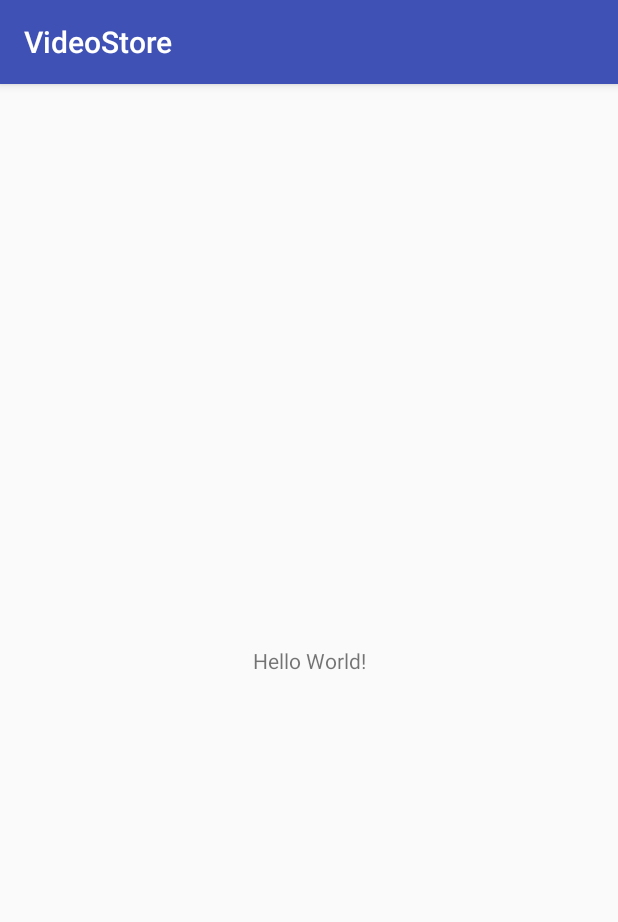
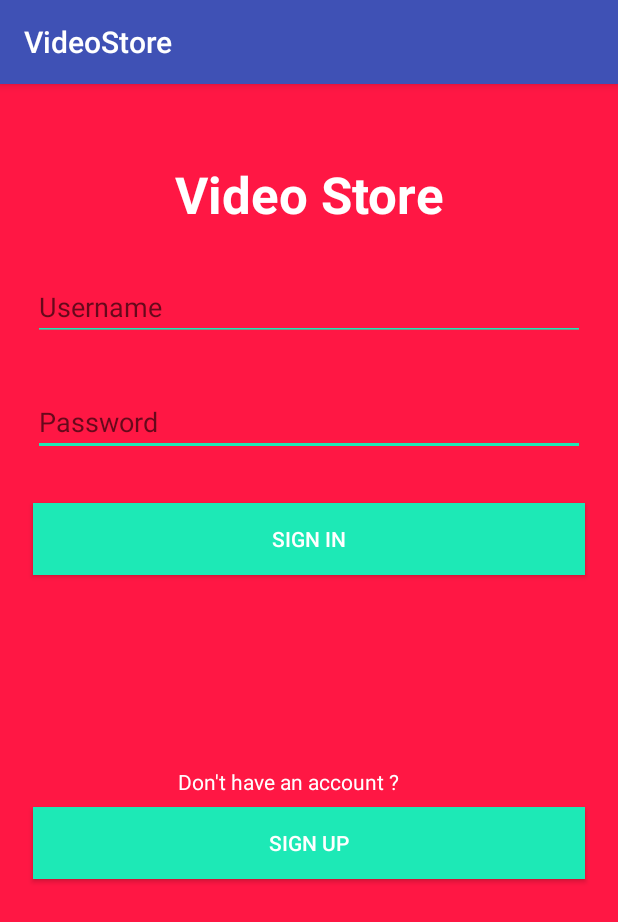
Before and after one commit to realroy/video-store-app, an Android app: the screen it shows after launch (MainActivity), on a phone screen of 412 x 824 dp. Shown: the top 922 px of the screen. Run offline under Robolectric (Android 15) with nearby library versions, the light colour scheme and no system bars; our stand-ins replace Firebase (no records; nobody signed in at launch, a user with empty details on screens opened directly).

Commit message:
Add sign in system

```diff
--- a/app/src/main/java/com/example/jab/videostore/MainActivity.java
+++ b/app/src/main/java/com/example/jab/videostore/MainActivity.java
@@ -1,20 +1,74 @@
 package com.example.jab.videostore;
 
+import android.os.Bundle;
 import android.support.v7.app.AppCompatActivity;
-import android.os.Bundle;
+import android.view.View;
+import android.widget.Button;
+import android.widget.EditText;
 import android.widget.Toast;
 
+import com.google.firebase.database.DataSnapshot;
+import com.google.firebase.database.DatabaseError;
 import com.google.firebase.database.DatabaseReference;
 import com.google.firebase.database.FirebaseDatabase;
+import com.google.firebase.database.ValueEventListener;
 
 public class MainActivity extends AppCompatActivity {
+
+    private EditText text_username;
+    private EditText text_password;
+    private Button button_sign_in;
+    private Button button_sign_up;
+    private DatabaseReference db;
 
     @Override
     protected void onCreate(Bundle savedInstanceState) {
         super.onCreate(savedInstanceState);
         setContentView(R.layout.activity_main);
-        FirebaseDatabase db = FirebaseDatabase.getInstance();
-        db.getReference().child("test").setValue("Done!");
+        initDb();
+        initComponent();
+        db.child("users").setValue("Test");
+    }
+
+    private void initDb() {
+        db = FirebaseDatabase.getInstance().getReference("users");
 
     }
+
+    private void initComponent() {
+        text_username = (EditText) findViewById(R.id.text_username);
+        text_password = (EditText) findViewById(R.id.text_password);
+        button_sign_in = (Button) findViewById(R.id.button_sign_in);
+        button_sign_up = (Button) findViewById(R.id.button_sign_up);
+        View.OnClickListener onClickSignIn = new View.OnClickListener() {
+            @Override
+            public void onClick(View view) {
+                onSignIn();
+            }
+        };
+        button_sign_in.setOnClickListener(onClickSignIn);
+    }
+
+    private void onSignIn() {
+        String username = text_username.getText().toString();
+        final String password = text_password.getText().toString();
+        db.child(username).addListenerForSingleValueEvent(new ValueEventListener() {
+            @Override
+            public void onDataChange(DataSnapshot dataSnapshot) {
+                String text = "Username or password is not correct!";
+                User user = dataSnapshot.getValue(User.class);
+                if (user != null) {
+                    text = (user.getPassword().equals(password)) ?
+                            "Login Successsfully" :
+                            text;
+                }
+                Toast.makeText(MainActivity.this, text, Toast.LENGTH_LONG).show();
+            }
+
+            @Override
+            public void onCancelled(DatabaseError databaseError) {
+                Toast.makeText(MainActivity.this, databaseError.getMessage(), Toast.LENGTH_SHORT).show();
+            }
+        });
+    }
 }
--- a/app/src/main/java/com/example/jab/videostore/Store.java
+++ b/app/src/main/java/com/example/jab/videostore/Store.java
@@ -11,7 +11,7 @@ public class Store {
 	private static Store instance = null;
 	private List<Video> videos;
 	private Store(){
-		//wait for code to retreive from database
+		// wait for code to retreive from database
 		videos = new ArrayList<>();
 		Video v1 = new Video("Jeeper Creeper",19,"Horor");
 		Video v2 = new Video("Brother of Grimby",50,"Comedy");
--- a/app/src/main/res/layout/activity_main.xml
+++ b/app/src/main/res/layout/activity_main.xml
@@ -4,15 +4,105 @@
     xmlns:tools="http://schemas.android.com/tools"
     android:layout_width="match_parent"
     android:layout_height="match_parent"
+    android:background="@color/custom_bg"
     tools:context="com.example.jab.videostore.MainActivity">
 
     <TextView
-        android:layout_width="wrap_content"
+        android:id="@+id/text_app_name"
+        android:layout_width="368dp"
         android:layout_height="wrap_content"
-        android:text="Hello World!"
+        android:layout_marginLeft="8dp"
+        android:layout_marginRight="8dp"
+        android:layout_marginTop="8dp"
+        android:fontFamily="sans-serif"
+        android:text="Video Store"
+        android:textAlignment="center"
+        android:textAppearance="@style/TextAppearance.AppCompat.Display1"
+        android:textColor="@android:color/background_light"
+        android:textStyle="bold"
         app:layout_constraintBottom_toBottomOf="parent"
         app:layout_constraintLeft_toLeftOf="parent"
         app:layout_constraintRight_toRightOf="parent"
-        app:layout_constraintTop_toTopOf="parent" />
+        app:layout_constraintTop_toTopOf="parent"
+        app:layout_constraintVertical_bias="0.06" />
+
+    <EditText
+        android:id="@+id/text_password"
+        android:layout_width="368dp"
+        android:layout_height="wrap_content"
+        android:layout_marginLeft="8dp"
+        android:layout_marginRight="8dp"
+        android:layout_marginTop="31dp"
+        android:autoText="false"
+        android:backgroundTint="#1de9b6"
+        android:ems="10"
+        android:hint="Password"
+        android:inputType="textPassword"
+        android:singleLine="true"
+        android:textColor="#fff"
+        app:layout_constraintLeft_toLeftOf="parent"
+        app:layout_constraintRight_toRightOf="parent"
+        app:layout_constraintTop_toBottomOf="@+id/text_username" />
+
+    <EditText
+        android:id="@+id/text_username"
+        android:layout_width="368dp"
+        android:layout_height="wrap_content"
+        android:layout_marginLeft="8dp"
+        android:layout_marginRight="8dp"
+        android:layout_marginTop="30dp"
+        android:autoText="false"
+        android:backgroundTint="#1de9b6"
+        android:ems="10"
+        android:hint="Username"
+        android:inputType="textPersonName"
+        android:singleLine="true"
+        android:textColor="#fff"
+        app:layout_constraintLeft_toLeftOf="parent"
+        app:layout_constraintRight_toRightOf="parent"
+        app:layout_constraintTop_toBottomOf="@+id/text_app_name" />
+
+    <Button
+        android:id="@+id/button_sign_up"
+        android:layout_width="368dp"
+        android:layout_height="wrap_content"
+        android:layout_marginLeft="8dp"
+        android:layout_marginRight="8dp"
+        android:layout_marginTop="7dp"
+        android:background="#1de9b6"
+        android:text="Sign up"
+        android:textColor="#fff"
+        app:layout_constraintLeft_toLeftOf="parent"
+        app:layout_constraintRight_toRightOf="parent"
+        app:layout_constraintTop_toBottomOf="@+id/textView" />
+
+    <Button
+        android:id="@+id/button_sign_in"
+        android:layout_width="368dp"
+        android:layout_height="wrap_content"
+        android:layout_marginLeft="8dp"
+        android:layout_marginRight="8dp"
+        android:layout_marginTop="31dp"
+        android:background="#1de9b6"
+        android:text="Sign in"
+        android:textColor="#fff"
+        app:layout_constraintLeft_toLeftOf="parent"
+        app:layout_constraintRight_toRightOf="parent"
+        app:layout_constraintTop_toBottomOf="@+id/text_password" />
+
+    <TextView
+        android:id="@+id/textView"
+        android:layout_width="368dp"
+        android:layout_height="wrap_content"
+        android:layout_marginLeft="8dp"
+        android:layout_marginRight="8dp"
+        android:layout_marginTop="128dp"
+        android:text="Don't have an account ?"
+        android:textAlignment="center"
+        android:textColor="#fff"
+        app:layout_constraintHorizontal_bias="0.0"
+        app:layout_constraintLeft_toLeftOf="parent"
+        app:layout_constraintRight_toRightOf="parent"
+        app:layout_constraintTop_toBottomOf="@+id/button_sign_in" />
 
 </android.support.constraint.ConstraintLayout>
--- a/app/src/main/res/values/colors.xml
+++ b/app/src/main/res/values/colors.xml
@@ -3,4 +3,5 @@
     <color name="colorPrimary">#3F51B5</color>
     <color name="colorPrimaryDark">#303F9F</color>
     <color name="colorAccent">#FF4081</color>
+    <color name="custom_bg">#ff1744</color>
 </resources>
```
Also changed, not shown: 1 other file.
